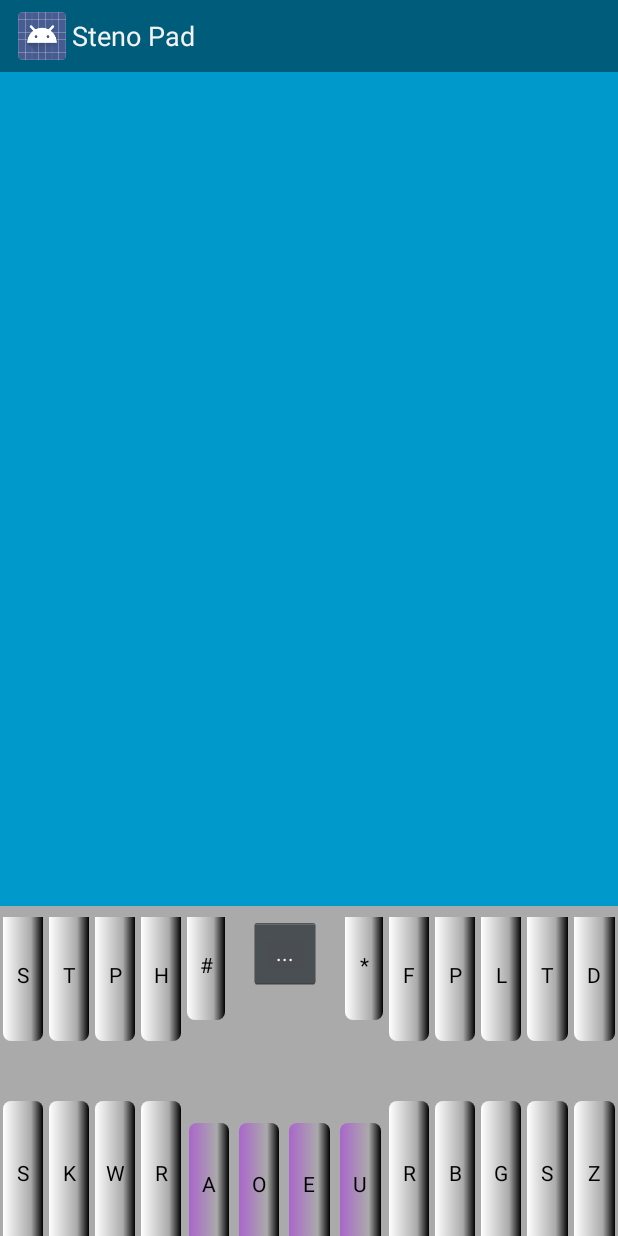
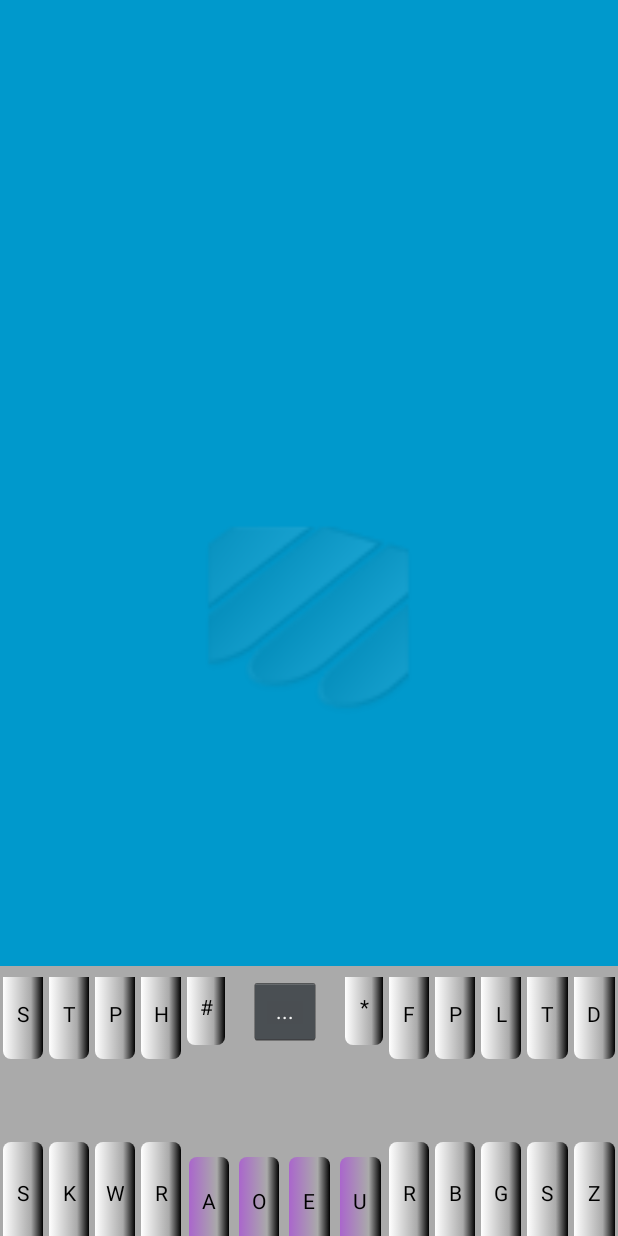
Before and after one commit to brentn/zzStenoPad, an Android app: the screen it shows after launch (StenoPad), on a phone screen of 412 x 824 dp. Run offline under Robolectric (Android 15) with nearby library versions, the phone set to English and light mode, and no system bars.

Commit message:
Display working better

```diff
--- a/StenoPad/src/main/AndroidManifest.xml
+++ b/StenoPad/src/main/AndroidManifest.xml
@@ -20,7 +20,7 @@
             android:name=".StenoPad"
             android:configChanges="orientation|keyboardHidden|screenSize"
             android:label="@string/app_name"
-            android:theme="@style/FullscreenTheme" >
+            android:theme="@style/AppTheme" >
             <intent-filter>
                 <action android:name="android.intent.action.MAIN" />
                 <category android:name="android.intent.category.LAUNCHER" />
--- a/StenoPad/src/main/java/com/brentandjody/stenopad/Display/Screen.java
+++ b/StenoPad/src/main/java/com/brentandjody/stenopad/Display/Screen.java
@@ -1,6 +1,6 @@
 package com.brentandjody.stenopad.Display;
 
-import android.graphics.Rect;
+import android.graphics.Point;
 import android.widget.TextView;
 
 /**
@@ -11,6 +11,7 @@ public class Screen extends DisplayDevice implements DisplayDevice.Display {
 
     private int text_size = 24;
     private TextView main, preview;
+    private int line_height=0;
 
     public Screen(TextView main_view, TextView preview_view) {
         main = main_view;
@@ -22,21 +23,33 @@ public class Screen extends DisplayDevice implements DisplayDevice.Display {
     public void update(DisplayItem item, String preview_text) {
         //append main_text to main, replace preview with preview_text
         main.append(item.getText());
-        final int main_width = main.getWidth();
         preview.setText(preview_text);
-        final int preview_width = preview.getMeasuredWidth();
-        //position preview at the end of main
-        Rect bounds = new Rect();
-        main.getLineBounds(main.getLineCount()-1, bounds);
-        preview.setText(""+bounds.top);
-        if ((bounds.width()+preview_width) < main_width) {
-            // put preview at end of last line
-            preview.setPadding(bounds.right, bounds.top, 0, 0);
-        } else {
-            // put preview at start of next line
-            preview.setPadding(0, bounds.bottom, 0, 0);
-        }
+        Point preview_pos = getPreviewPosition();
+        preview.setPadding(preview_pos.x, preview_pos.y, 0, 0);
         main.invalidate();
         preview.invalidate();
     }
+
+    private Point getPreviewPosition() {
+        //position preview at the end of main
+        final int main_width = main.getWidth();
+        final int preview_width = preview.getWidth()-preview.getPaddingLeft();
+        final int text_length = main.getText().length();
+        int y = main.getLineBounds(main.getLineCount()-1, null); // baseline of last line
+        if (line_height==0) line_height = y; // set this the first time through
+        int x = 0;
+        // look for the position of the last character
+        int charnum = main.getOffsetForPosition(x, y);
+        while (charnum < text_length && x < main_width) {
+            x += 10;
+            charnum = main.getOffsetForPosition(x, y);
+        }
+        if ((x + preview_width) >= main_width) {
+            x = 0;
+        } else {
+            y -= line_height;
+        }
+        return new Point(x, y);
+    }
+
 }
--- a/StenoPad/src/main/java/com/brentandjody/stenopad/Input/SoftKeyboard/TouchLayer.java
+++ b/StenoPad/src/main/java/com/brentandjody/stenopad/Input/SoftKeyboard/TouchLayer.java
@@ -84,8 +84,9 @@ public class TouchLayer extends LinearLayout {
         float x, y;
         int i;
         switch (event.getActionMasked()) {
-            case MotionEvent.ACTION_DOWN: {
-                i = event.getActionIndex();
+            case MotionEvent.ACTION_DOWN:case MotionEvent.ACTION_POINTER_DOWN: {
+                i = event.getPointerId(event.getActionIndex());
+                if (i > NUMBER_OF_FINGERS) break;
                 x = event.getX(i);
                 y = event.getY(i);
                 path[i].reset();
@@ -98,8 +99,9 @@ public class TouchLayer extends LinearLayout {
                 invalidate();
                 break;
             }
-            case MotionEvent.ACTION_UP: {
-                i = event.getActionIndex();
+            case MotionEvent.ACTION_UP:case MotionEvent.ACTION_POINTER_UP: {
+                i = event.getPointerId(event.getActionIndex());
+                if (i > NUMBER_OF_FINGERS) break;
                 if (i == 0) { //TODO: only complete if keys are selected
                     if (anyKeysSelected()) {
                         onStrokeCompleteListener.onStrokeComplete(getStroke());
--- a/StenoPad/src/main/res/layout/keyboard.xml
+++ b/StenoPad/src/main/res/layout/keyboard.xml
@@ -9,10 +9,11 @@
     android:id="@+id/touch_layer">
 
     <RelativeLayout
-        android:layout_height="220dp"
+        android:layout_height="180dp"
         android:layout_width="fill_parent"
         android:clickable="false"
-        android:longClickable="false">
+        android:longClickable="false"
+        android:focusable="false">
 
         <LinearLayout
             android:orientation="vertical"
@@ -61,7 +62,10 @@
                     android:layout_marginLeft="2dp"
                     android:layout_marginTop="-5dp"
                     android:hint="S-"
-                    android:textColor="@android:color/black" />
+                    android:textColor="@android:color/black"
+                    android:clickable="false"
+                    android:focusable="false"
+                    android:longClickable="false" />
 
                 <TextView
                     android:layout_width="0dp"
@@ -75,7 +79,9 @@
                     android:layout_marginRight="2dp"
                     android:layout_marginTop="-5dp"
                     android:hint="T-"
-                    android:textColor="@android:color/black"/>
+                    android:textColor="@android:color/black"
+                    android:clickable="false"
+                    android:longClickable="false" />
 
                 <TextView
                     android:layout_width="0dp"
@@ -89,7 +95,9 @@
                     android:layout_marginLeft="2dp"
                     android:layout_marginTop="-5dp"
                     android:hint="P-"
-                    android:textColor="@android:color/black"/>
+                    android:textColor="@android:color/black"
+                    android:clickable="false"
+                    android:longClickable="false" />
 
                 <TextView
                     android:layout_width="0dp"
@@ -104,7 +112,9 @@
                     android:layout_marginRight="2dp"
                     android:layout_marginTop="-5dp"
                     android:hint="H-"
-                    android:textColor="@android:color/black"/>
+                    android:textColor="@android:color/black"
+                    android:clickable="false"
+                    android:longClickable="false" />
 
                 <LinearLayout
                     android:orientation="vertical"
@@ -131,7 +141,9 @@
                             android:layout_marginLeft="2dp"
                             android:layout_marginTop="-5dp"
                             android:hint="#"
-                            android:textColor="@android:color/black"/>
+                            android:textColor="@android:color/black"
+                            android:clickable="false"
+                            android:longClickable="false" />
 
                         <FrameLayout
                             android:layout_width="0dp"
@@ -159,7 +171,9 @@
                             android:layout_marginLeft="2dp"
                             android:layout_marginTop="-5dp"
                             android:hint="*"
-                            android:textColor="@android:color/black"/>
+                            android:textColor="@android:color/black"
+                            android:clickable="false"
+                            android:longClickable="false" />
 
                     </LinearLayout>
 
@@ -182,7 +196,9 @@
                     android:layout_marginLeft="2dp"
                     android:layout_marginTop="-5dp"
                     android:hint="-F"
-                    android:textColor="@android:color/black"/>
+                    android:textColor="@android:color/black"
+                    android:clickable="false"
+                    android:longClickable="false" />
 
                 <TextView
                     android:layout_width="0dp"
@@ -196,7 +212,9 @@
                     android:layout_marginRight="2dp"
                     android:layout_marginTop="-5dp"
                     android:hint="-P"
-                    android:textColor="@android:color/black"/>
+                    android:textColor="@android:color/black"
+                    android:clickable="false"
+                    android:longClickable="false" />
 
                 <TextView
                     android:layout_width="0dp"
@@ -210,7 +228,9 @@
                     android:layout_marginLeft="2dp"
                     android:layout_marginTop="-5dp"
                     android:hint="-L"
-                    android:textColor="@android:color/black"/>
+                    android:textColor="@android:color/black"
+                    android:clickable="false"
+                    android:longClickable="false" />
 
                 <TextView
                     android:layout_width="0dp"
@@ -225,7 +245,9 @@
                     android:layout_marginRight="2dp"
                     android:layout_marginTop="-5dp"
                     android:hint="-T"
-                    android:textColor="@android:color/black"/>
+                    android:textColor="@android:color/black"
+                    android:clickable="false"
+                    android:longClickable="false" />
 
                 <TextView
                     android:layout_width="0dp"
@@ -240,12 +262,14 @@
                     android:layout_marginRight="2dp"
                     android:layout_marginTop="-5dp"
                     android:hint="-D"
-                    android:textColor="@android:color/black"/>
+                    android:textColor="@android:color/black"
+                    android:clickable="false"
+                    android:longClickable="false" />
             </LinearLayout>
 
             <FrameLayout
                 android:layout_width="fill_parent"
-                android:layout_height="40dp"
+                android:layout_height="55dp"
                 android:id="@+id/gutter"
                 android:background="@android:color/darker_gray"></FrameLayout>
 
@@ -269,7 +293,9 @@
                     android:layout_marginRight="2dp"
                     android:layout_marginBottom="-5dp"
                     android:hint="S-"
-                    android:textColor="@android:color/black"/>
+                    android:textColor="@android:color/black"
+                    android:clickable="false"
+                    android:longClickable="false" />
 
                 <TextView
                     android:layout_width="0dp"
@@ -283,7 +309,9 @@
                     android:layout_marginRight="2dp"
                     android:layout_marginBottom="-5dp"
                     android:hint="K-"
-                    android:textColor="@android:color/black"/>
+                    android:textColor="@android:color/black"
+                    android:clickable="false"
+                    android:longClickable="false" />
 
                 <TextView
                     android:layout_width="0dp"
@@ -297,7 +325,9 @@
                     android:layout_marginRight="2dp"
                     android:layout_marginBottom="-5dp"
                     android:hint="W-"
-                    android:textColor="@android:color/black"/>
+                    android:textColor="@android:color/black"
+                    android:clickable="false"
+                    android:longClickable="false" />
 
                 <TextView
                     android:layout_width="0dp"
@@ -311,7 +341,9 @@
                     android:layout_marginRight="2dp"
                     android:layout_marginBottom="-5dp"
                     android:hint="R-"
-                    android:textColor="@android:color/black"/>
+                    android:textColor="@android:color/black"
+                    android:clickable="false"
+                    android:longClickable="false" />
 
                 <LinearLayout
                     android:orientation="vertical"
@@ -344,7 +376,9 @@
                             android:layout_marginRight="3dp"
                             android:layout_marginBottom="-5dp"
                             android:hint="A-"
-                            android:textColor="@android:color/black"/>
+                            android:textColor="@android:color/black"
+                            android:clickable="false"
+                            android:longClickable="false" />
 
                         <TextView
                             android:layout_width="0dp"
@@ -358,7 +392,9 @@
                             android:layout_marginRight="3dp"
                             android:layout_marginBottom="-5dp"
                             android:hint="O-"
-                            android:textColor="@android:color/black"/>
+                            android:textColor="@android:color/black"
+                            android:clickable="false"
+                            android:longClickable="false" />
 
                         <TextView
                             android:layout_width="0dp"
@@ -372,7 +408,9 @@
                             android:layout_marginRight="3dp"
                             android:layout_marginBottom="-5dp"
                             android:hint="-E"
-                            android:textColor="@android:color/black"/>
+                            android:textColor="@android:color/black"
+                            android:clickable="false"
+                            android:longClickable="false" />
 
                         <TextView
                             android:layout_width="0dp"
@@ -386,7 +424,9 @@
                             android:layout_marginRight="3dp"
                             android:layout_marginBottom="-5dp"
                             android:hint="-U"
-                            android:textColor="@android:color/black" />
+                            android:textColor="@android:color/black"
+                            android:clickable="false"
+                            android:longClickable="false" />
 
                     </LinearLayout>
                 </LinearLayout>
@@ -403,7 +443,9 @@
                     android:layout_marginLeft="2dp"
                     android:layout_marginBottom="-5dp"
                     android:hint="-R"
-                    android:textColor="@android:color/black"/>
+                    android:textColor="@android:color/black"
+                    android:clickable="false"
+                    android:longClickable="false" />
 
                 <TextView
                     android:layout_width="0dp"
@@ -417,7 +459,9 @@
                     android:layout_marginRight="2dp"
                     android:layout_marginBottom="-5dp"
                     android:hint="-B"
-                    android:textColor="@android:color/black"/>
+                    android:textColor="@android:color/black"
+                    android:clickable="false"
+                    android:longClickable="false" />
 
                 <TextView
                     android:layout_width="0dp"
@@ -431,7 +475,9 @@
                     android:layout_marginLeft="2dp"
                     android:layout_marginBottom="-5dp"
                     android:hint="-G"
-                    android:textColor="@android:color/black"/>
+                    android:textColor="@android:color/black"
+                    android:clickable="false"
+                    android:longClickable="false" />
 
                 <TextView
                     android:layout_width="0dp"
@@ -445,7 +491,9 @@
                     android:layout_marginRight="2dp"
                     android:layout_marginBottom="-5dp"
                     android:hint="-S"
-                    android:textColor="@android:color/black"/>
+                    android:textColor="@android:color/black"
+                    android:clickable="false"
+                    android:longClickable="false" />
 
                 <TextView
                     android:layout_width="0dp"
@@ -460,7 +508,9 @@
                     android:layout_marginRight="2dp"
                     android:layout_marginBottom="-5dp"
                     android:hint="-Z"
-                    android:textColor="@android:color/black"/>
+                    android:textColor="@android:color/black"
+                    android:clickable="false"
+                    android:longClickable="false" />
             </LinearLayout>
         </LinearLayout>
 
@@ -480,7 +530,6 @@
                 android:id="@+id/progressBar"
                 android:layout_gravity="center"
                 android:minWidth="250dp"
-                android:layout_marginTop="20dp"
                 android:clickable="false" />
 
             <TextView
--- a/StenoPad/src/main/res/layout/stenopad.xml
+++ b/StenoPad/src/main/res/layout/stenopad.xml
@@ -16,13 +16,35 @@
         android:layout_width="fill_parent"
         android:layout_height="fill_parent">
 
+        <ImageView
+            android:layout_width="wrap_content"
+            android:layout_height="wrap_content"
+            android:id="@+id/watermark"
+            android:layout_centerVertical="true"
+            android:layout_centerHorizontal="true"
+            android:background="@drawable/ic_launcher"
+            android:alpha=".1"
+            android:minWidth="150dp"
+            android:minHeight="150dp"
+            android:adjustViewBounds="false" />
+
+        <ScrollView
+            android:layout_width="wrap_content"
+            android:layout_height="wrap_content"
+            android:id="@+id/scrollView" >
+
+            <RelativeLayout
+                android:layout_width="fill_parent"
+                android:layout_height="fill_parent">
+
                 <TextView android:id="@+id/main_text"
                     android:layout_width="match_parent"
                     android:layout_height="match_parent"
                     android:keepScreenOn="true"
                     android:textSize="50sp"
                     android:gravity="left|top"
-            android:typeface="serif" />
+                    android:typeface="serif"
+                    android:textColor="@android:color/black" />
 
                 <TextView
                     android:layout_width="wrap_content"
@@ -31,7 +53,9 @@
                     android:textColor="#33b5e5"
                     android:textStyle="italic"
                     android:gravity="left|top"
-            android:background="#555555" />
+                    android:background="@android:color/transparent" />
+            </RelativeLayout>
+        </ScrollView>
 
     </RelativeLayout>
 
--- a/StenoPad/src/main/res/values/styles.xml
+++ b/StenoPad/src/main/res/values/styles.xml
@@ -2,34 +2,15 @@
 <resources>
 
     <!-- Base application theme. -->
-    <style name="AppTheme" parent="android:Theme.Holo.Light.NoActionBar.Fullscreen">
+    <style name="AppTheme" parent="android:Theme.Holo.NoActionBar.Fullscreen">
         <!-- Customize your theme here. -->
     </style>
 
-    <style name="FullscreenTheme" parent="android:Theme.NoTitleBar">
+    <style name="FullscreenTheme" parent="android:Theme.Holo.NoActionBar.Fullscreen">
         <item name="android:windowContentOverlay">@null</item>
         <item name="android:windowBackground">@null</item>
-        <item name="buttonBarStyle">@style/ButtonBar</item>
-        <item name="buttonBarButtonStyle">@style/ButtonBarButton</item>
     </style>
 
-    <style name="Theme.Transparent" parent="android:Theme">
-        <item name="android:windowIsTranslucent">true</item>
-        <item name="android:windowBackground">@android:color/transparent</item>
-        <item name="android:windowContentOverlay">@null</item>
-        <item name="android:windowNoTitle">true</item>
-        <item name="android:windowIsFloating">true</item>
-        <item name="android:backgroundDimEnabled">false</item>
-    </style>
 
-    <style name="ButtonBar">
-        <item name="android:paddingLeft">2dp</item>
-        <item name="android:paddingTop">5dp</item>
-        <item name="android:paddingRight">2dp</item>
-        <item name="android:paddingBottom">0dp</item>
-        <item name="android:background">@android:drawable/bottom_bar</item>
-    </style>
-
-    <style name="ButtonBarButton" />
 
 </resources>
```
Also changed, not shown: StenoPad/src/main/ic_launcher-web.png (deleted), StenoPad/src/main/res/drawable-hdpi/ic_launcher.png, StenoPad/src/main/res/drawable-mdpi/ic_launcher.png, StenoPad/src/main/res/drawable-xhdpi/ic_launcher.png, StenoPad/src/main/res/drawable-xxhdpi/ic_launcher.png, StenoPad/src/main/res/drawable-xxxhdpi/ic_launcher.png (added). Lines whose indentation alone changed are shown as unchanged.
